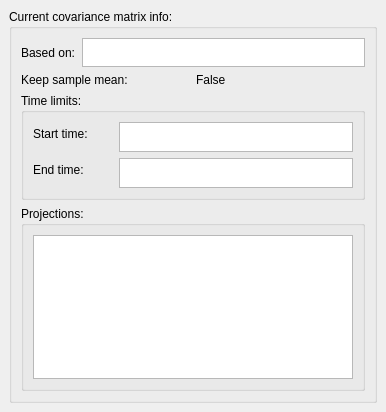
Before: the Qt Designer form meggie_batch/ui/qt4Designer_ui_files/covarianceWidgetEpochs.ui in cibr-jyu/meggie, drawn with Qt 5.
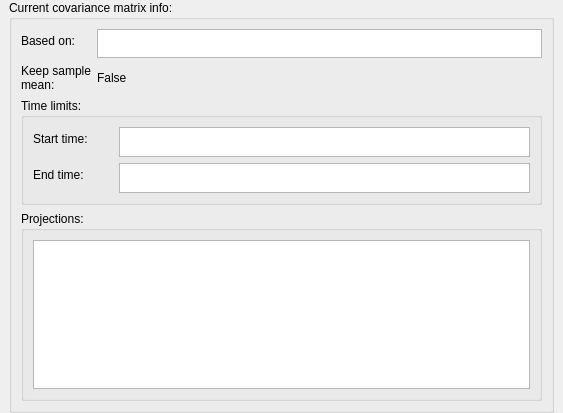
After: the same form once the commit is applied.

What changed in the file:
```diff
--- a/meggie_batch/ui/qt4Designer_ui_files/covarianceWidgetEpochs.ui
+++ b/meggie_batch/ui/qt4Designer_ui_files/covarianceWidgetEpochs.ui
@@ -6,65 +6,55 @@
    <rect>
     <x>0</x>
     <y>0</y>
-    <width>386</width>
-    <height>412</height>
+    <width>563</width>
+    <height>413</height>
    </rect>
   </property>
   <property name="windowTitle">
    <string>Form</string>
   </property>
   <layout class="QGridLayout" name="gridLayout_2">
-   <property name="margin">
+   <property name="leftMargin">
     <number>9</number>
    </property>
+   <property name="topMargin">
+    <number>0</number>
+   </property>
+   <property name="rightMargin">
+    <number>9</number>
+   </property>
+   <property name="bottomMargin">
+    <number>0</number>
+   </property>
    <item row="0" column="0">
     <widget class="QGroupBox" name="groupBoxCovarianceMatrix">
      <property name="title">
       <string>Current covariance matrix info:</string>
      </property>
-     <layout class="QGridLayout" name="gridLayout">
-      <item row="0" column="0" colspan="2">
-       <layout class="QHBoxLayout" name="horizontalLayout_34">
-        <property name="sizeConstraint">
-         <enum>QLayout::SetDefaultConstraint</enum>
+     <layout class="QFormLayout" name="formLayout">
+      <item row="0" column="0">
+       <widget class="QLabel" name="labelBasedOn">
+        <property name="text">
+         <string>Based on:</string>
         </property>
-        <item>
-         <widget class="QLabel" name="labelBasedOn">
-          <property name="text">
-           <string>Based on:</string>
-          </property>
-         </widget>
-        </item>
-        <item>
-         <widget class="QTextBrowser" name="textBrowserBasedOn">
-          <property name="maximumSize">
-           <size>
-            <width>485</width>
-            <height>29</height>
-           </size>
-          </property>
-          <property name="lineWrapMode">
-           <enum>QTextEdit::NoWrap</enum>
-          </property>
-         </widget>
-        </item>
-       </layout>
+       </widget>
       </item>
-      <item row="1" column="0">
+      <item row="2" column="0">
        <widget class="QLabel" name="labelKeepSample">
         <property name="text">
-         <string>Keep sample mean:</string>
+         <string>Keep sample
+mean:</string>
         </property>
        </widget>
       </item>
-      <item row="1" column="1">
+      <item row="2" column="1">
        <widget class="QLabel" name="labelKeepSampleValue">
         <property name="text">
          <string>False</string>
         </property>
        </widget>
       </item>
-      <item row="2" column="0" colspan="2">
+      <item row="3" column="0" colspan="2">
        <widget class="QGroupBox" name="groupBoxEpochTimes">
         <property name="title">
          <string>Time limits:</string>
@@ -179,7 +169,7 @@
         </layout>
        </widget>
       </item>
-      <item row="3" column="0" colspan="2">
+      <item row="4" column="0" colspan="2">
        <widget class="QGroupBox" name="groupBoxProjections">
         <property name="title">
          <string>Projections:</string>
@@ -191,6 +181,25 @@
         </layout>
        </widget>
       </item>
+      <item row="0" column="1">
+       <widget class="QTextBrowser" name="textBrowserBasedOn">
+        <property name="maximumSize">
+         <size>
+          <width>10000</width>
+          <height>29</height>
+         </size>
+        </property>
+        <property name="verticalScrollBarPolicy">
+         <enum>Qt::ScrollBarAlwaysOff</enum>
+        </property>
+        <property name="horizontalScrollBarPolicy">
+         <enum>Qt::ScrollBarAlwaysOff</enum>
+        </property>
+        <property name="lineWrapMode">
+         <enum>QTextEdit::NoWrap</enum>
+        </property>
+       </widget>
+      </item>
      </layout>
     </widget>
    </item>
```
